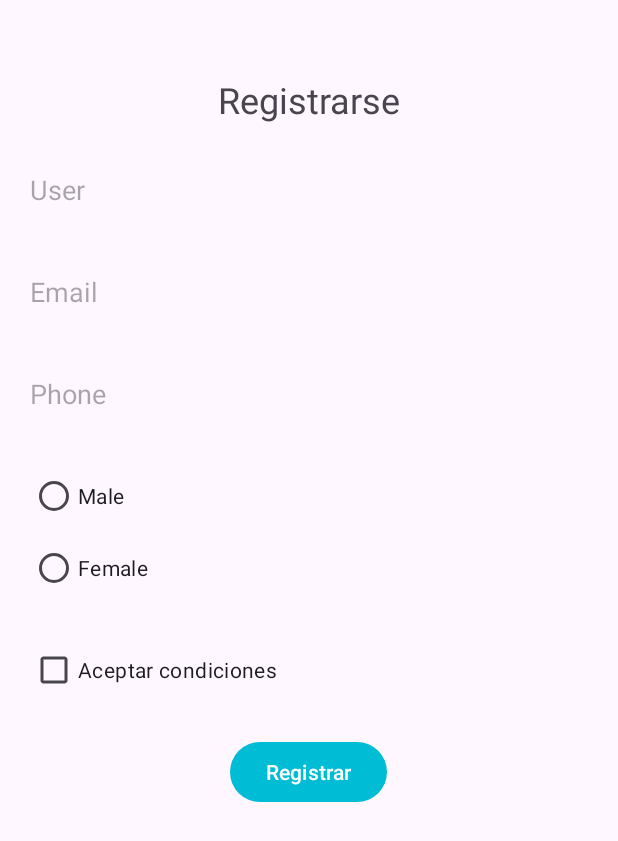
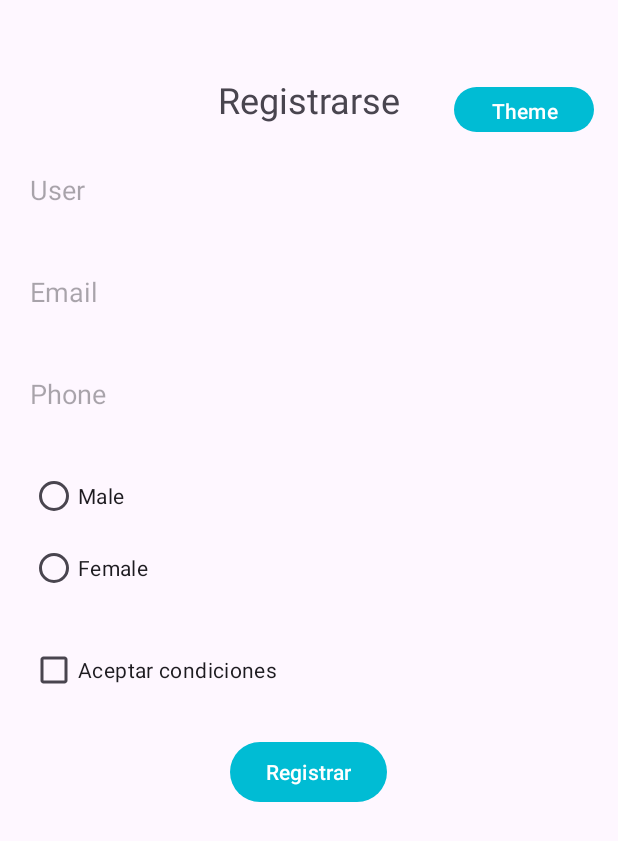
Before and after one commit to afvv2602/Segundo-Curso, an Android app: the screen it shows after launch (RegisterActivity), after a tap on "Register", on a phone screen of 412 x 824 dp. Shown: the top 841 px of the screen. Run offline under Robolectric (Android 15) with nearby library versions, the phone set to English and light mode, and no system bars.

Commit message:
He separado la utilidad de cambiar el tema y he añadido los botones en toda las actividades

```diff
--- a/Android-Programing1/Login/app/src/main/java/com/example/login/ForgotPasswordActivity.java
+++ b/Android-Programing1/Login/app/src/main/java/com/example/login/ForgotPasswordActivity.java
@@ -40,7 +40,9 @@ public class ForgotPasswordActivity extends AppCompatActivity {
 
         backToLoginButton = findViewById(R.id.backToLoginButton);
         recoveredPasswordTextView = findViewById(R.id.recoveredPasswordTextView);
+        Button themeButton = findViewById(R.id.themeSwitchBut);
 
+        themeButton.setOnClickListener(v -> ThemeController.switchTheme(this));
         recoverButton.setOnClickListener(v -> RecoverPass());
         backToLoginButton.setOnClickListener(v -> BackToLogin());
     }
--- a/Android-Programing1/Login/app/src/main/java/com/example/login/MainActivity.java
+++ b/Android-Programing1/Login/app/src/main/java/com/example/login/MainActivity.java
@@ -1,26 +1,19 @@
 package com.example.login;
 
 import androidx.appcompat.app.AppCompatActivity;
-import androidx.appcompat.app.AppCompatDelegate;
 
-import android.content.SharedPreferences;
 import android.os.Bundle;
 import android.content.Intent;
 import android.widget.Button;
 import android.widget.EditText;
 import android.widget.TextView;
 import android.widget.Toast;
-
 import java.util.HashMap;
 
 public class MainActivity extends AppCompatActivity {
 
     private EditText usernameEditText;
     private EditText passwordEditText;
-
-    //Test de preferencias
-    private static final String SHARED_PREFS_NAME = "my_shared_prefs";
-    private static final String THEME_PREF_KEY = "theme_pref";
 
     // Usuarios y contraseñas almacenados en código
     private final HashMap<String, String> users = new HashMap<String, String>() {{
@@ -32,7 +25,7 @@ public class MainActivity extends AppCompatActivity {
     protected void onCreate(Bundle savedInstanceState) {
         super.onCreate(savedInstanceState);
         setContentView(R.layout.activity_main);
-        applySavedTheme();
+        ThemeController.applySavedTheme(this);
 
         usernameEditText = findViewById(R.id.usernameEditText);
         passwordEditText = findViewById(R.id.passwordEditText);
@@ -40,12 +33,13 @@ public class MainActivity extends AppCompatActivity {
         Button loginButton = findViewById(R.id.loginButton);
         Button registerButton = findViewById(R.id.registerButton);
         Button themeButton = findViewById(R.id.themeSwitchBut);
+
         TextView forgotPass  = findViewById(R.id.forgotPasswordTextView);
 
         loginButton.setOnClickListener(v -> login());
         registerButton.setOnClickListener(v -> register());
         forgotPass.setOnClickListener(v -> forgotPass());
-        themeButton.setOnClickListener(v -> switchTheme());
+        themeButton.setOnClickListener(v -> ThemeController.switchTheme(this));
 
     }
 
@@ -79,25 +73,4 @@ public class MainActivity extends AppCompatActivity {
         startActivity(forgotPasswordIntent);
     }
 
-    private void applySavedTheme() {
-        SharedPreferences sharedPreferences = getSharedPreferences(SHARED_PREFS_NAME, MODE_PRIVATE);
-        int theme = sharedPreferences.getInt(THEME_PREF_KEY, AppCompatDelegate.MODE_NIGHT_NO);
-        AppCompatDelegate.setDefaultNightMode(theme);
-
-    }
-
-    private void switchTheme() {
-        int currentTheme = AppCompatDelegate.getDefaultNightMode();
-        int newTheme = currentTheme == AppCompatDelegate.MODE_NIGHT_NO ? AppCompatDelegate.MODE_NIGHT_YES : AppCompatDelegate.MODE_NIGHT_NO;
-
-        // Save the new theme to SharedPreferences
-        SharedPreferences sharedPreferences = getSharedPreferences(SHARED_PREFS_NAME, MODE_PRIVATE);
-        SharedPreferences.Editor editor = sharedPreferences.edit();
-        editor.putInt(THEME_PREF_KEY, newTheme);
-        editor.apply();
-
-        // Apply the new theme
-        AppCompatDelegate.setDefaultNightMode(newTheme);
-        recreate();
-    }
 }
--- a/Android-Programing1/Login/app/src/main/java/com/example/login/RegisterActivity.java
+++ b/Android-Programing1/Login/app/src/main/java/com/example/login/RegisterActivity.java
@@ -37,7 +37,9 @@ public class RegisterActivity extends AppCompatActivity {
         femaleRadioButton = findViewById(R.id.femaleRadioButton);
         conditionsCheckBox = findViewById(R.id.conditionsCheckBox);
         registerButton = findViewById(R.id.registerButton);
+        Button themeButton = findViewById(R.id.themeSwitchBut);
 
+        themeButton.setOnClickListener(v -> ThemeController.switchTheme(this));
         registerButton.setOnClickListener(v -> register());
     }
 
--- a/Android-Programing1/Login/app/src/main/java/com/example/login/RegisterDetailsActivity.java
+++ b/Android-Programing1/Login/app/src/main/java/com/example/login/RegisterDetailsActivity.java
@@ -3,6 +3,7 @@ package com.example.login;
 import androidx.appcompat.app.AppCompatActivity;
 
 import android.os.Bundle;
+import android.widget.Button;
 import android.widget.TextView;
 
 public class RegisterDetailsActivity extends AppCompatActivity {
@@ -23,7 +24,7 @@ public class RegisterDetailsActivity extends AppCompatActivity {
         phoneTextView = findViewById(R.id.phoneTextView);
         genreTextView = findViewById(R.id.genreTextView);
         conditionsTextView = findViewById(R.id.conditionsTextView);
-
+        Button themeButton = findViewById(R.id.themeSwitchBut);
         String user = getIntent().getStringExtra("user");
         String email = getIntent().getStringExtra("email");
         String phone = getIntent().getStringExtra("phone");
@@ -36,5 +37,7 @@ public class RegisterDetailsActivity extends AppCompatActivity {
         phoneTextView.setText(String.format("Phone:  %s", phone));
         genreTextView.setText(String.format("Genre:  %s", genre));
         conditionsTextView.setText(conditionsAccepted ? "Condiciones aceptadas" : "Condiciones no aceptadas");
+
+        themeButton.setOnClickListener(v -> ThemeController.switchTheme(this));
     }
 }
--- /dev/null
+++ b/Android-Programing1/Login/app/src/main/java/com/example/login/ThemeController.java
@@ -0,0 +1,31 @@
+package com.example.login;
+
+import android.content.Context;
+import android.content.SharedPreferences;
+
+import androidx.appcompat.app.AppCompatDelegate;
+
+public class ThemeController {
+    private static final String SHARED_PREFS_NAME = "my_shared_prefs";
+    private static final String THEME_PREF_KEY = "theme_pref";
+
+    public static void applySavedTheme(Context context) {
+        SharedPreferences sharedPreferences = context.getSharedPreferences(SHARED_PREFS_NAME, Context.MODE_PRIVATE);
+        int theme = sharedPreferences.getInt(THEME_PREF_KEY, AppCompatDelegate.MODE_NIGHT_NO);
+        AppCompatDelegate.setDefaultNightMode(theme);
+    }
+
+    public static void switchTheme(Context context) {
+        int currentTheme = AppCompatDelegate.getDefaultNightMode();
+        int newTheme = currentTheme == AppCompatDelegate.MODE_NIGHT_NO ? AppCompatDelegate.MODE_NIGHT_YES : AppCompatDelegate.MODE_NIGHT_NO;
+
+        // Save the new theme to SharedPreferences
+        SharedPreferences sharedPreferences = context.getSharedPreferences(SHARED_PREFS_NAME, Context.MODE_PRIVATE);
+        SharedPreferences.Editor editor = sharedPreferences.edit();
+        editor.putInt(THEME_PREF_KEY, newTheme);
+        editor.apply();
+
+        // Apply the new theme
+        AppCompatDelegate.setDefaultNightMode(newTheme);
+    }
+}
--- a/Android-Programing1/Login/app/src/main/java/com/example/login/WelcomeActivity.java
+++ b/Android-Programing1/Login/app/src/main/java/com/example/login/WelcomeActivity.java
@@ -1,7 +1,6 @@
 package com.example.login;
 
 import android.os.Bundle;
-import android.view.View;
 import android.widget.Button;
 import android.widget.TextView;
 
@@ -18,8 +17,10 @@ public class WelcomeActivity extends AppCompatActivity {
         Button logoutButton = findViewById(R.id.logoutButton);
         String username = getIntent().getStringExtra("username");
         welcomeTextView.setText(String.format("Welcome, %s", username));
+        Button themeButton = findViewById(R.id.themeSwitchBut);
 
         logoutButton.setOnClickListener(v -> logout());
+        themeButton.setOnClickListener(v -> ThemeController.switchTheme(this));
 
         }
 
--- a/Android-Programing1/Login/app/src/main/res/layout/register_activity.xml
+++ b/Android-Programing1/Login/app/src/main/res/layout/register_activity.xml
@@ -10,6 +10,17 @@
         android:layout_width="match_parent"
         android:layout_height="match_parent"
         tools:context=".RegisterActivity">
+
+        <Button
+            android:id="@+id/themeSwitchBut"
+            android:layout_width="93dp"
+            android:layout_height="38dp"
+            android:layout_marginTop="4dp"
+            android:text="Theme"
+            app:layout_constraintEnd_toEndOf="parent"
+            app:layout_constraintHorizontal_bias="0.949"
+            app:layout_constraintStart_toStartOf="parent"
+            app:layout_constraintTop_toTopOf="parent" />
 
         <TextView
             android:id="@+id/Tittle"
--- a/Android-Programing1/Login/app/src/main/res/values/themes.xml
+++ b/Android-Programing1/Login/app/src/main/res/values/themes.xml
@@ -8,6 +8,5 @@
         <item name="colorSecondaryVariant">@color/accent</item>
         <item name="colorOnSecondary">@color/icons</item>
         <item name="android:statusBarColor" tools:tagetApi="1">@color/primary</item>
-
     </style>
 </resources>
```
Also changed, not shown: Android-Programing1/Login/app/src/main/res/layout/forgot_password_activity.xml (+11 -0 lines), Android-Programing1/Login/app/src/main/res/layout/register_details_activity.xml (+11 -0 lines), Android-Programing1/Login/app/src/main/res/layout/welcome_activity.xml (+11 -0 lines), Android-Programing1/Login/app/src/main/res/values-night/themes.xml (+7 -5 lines), Android-Programing1/Login/app/src/main/res/values/colors.xml (+0 -9 lines).
